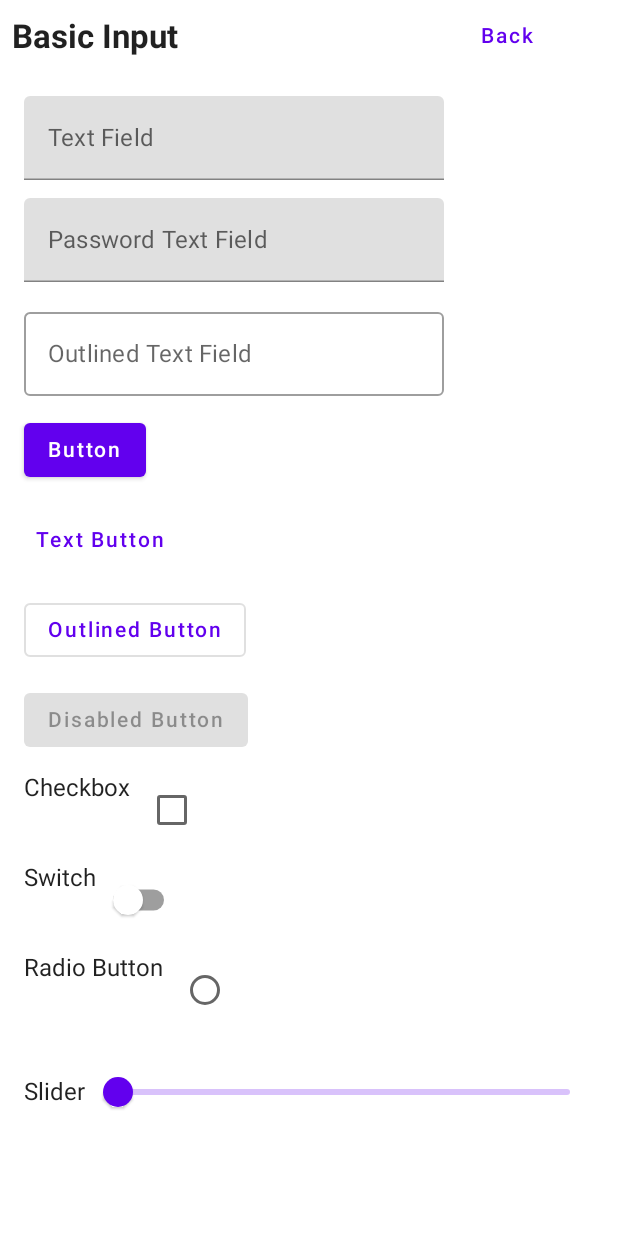
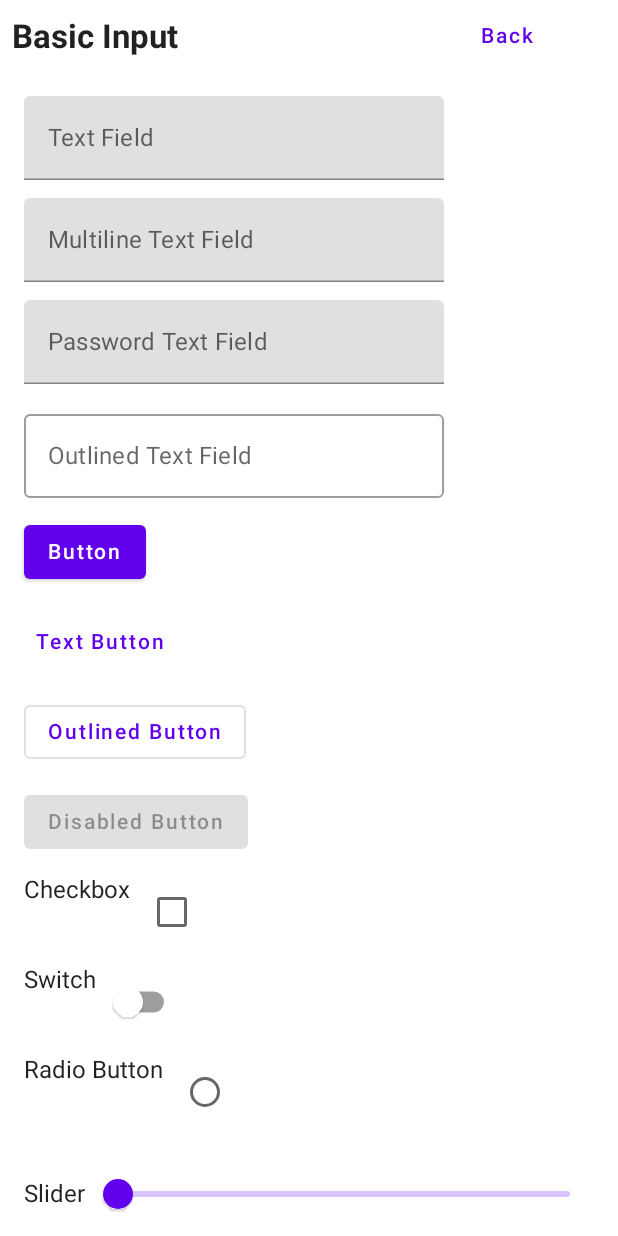
Before and after one commit to tgorkin/ComposeTestApp, an Android app built with Jetpack Compose: the basic_input screen opened through its navigation route, on a phone screen of 412 x 824 dp. Run offline under Robolectric (Android 15) with nearby library versions, the phone set to English and light mode, and no system bars.

Commit message:
Add single line and multiline text fields to basic input screen.

```diff
--- a/app/build.gradle
+++ b/app/build.gradle
@@ -36,7 +36,7 @@ android {
         compose true
     }
     composeOptions {
-        kotlinCompilerExtensionVersion = "1.2.0"
+        kotlinCompilerExtensionVersion = "1.4.4"
     }
     packagingOptions {
         resources {
--- a/app/src/main/java/com/tgorkin/composetestapp/MainActivity.kt
+++ b/app/src/main/java/com/tgorkin/composetestapp/MainActivity.kt
@@ -19,7 +19,6 @@ import android.app.TimePickerDialog
 import android.os.Bundle
 import androidx.activity.ComponentActivity
 import androidx.activity.compose.setContent
-import androidx.compose.foundation.clickable
 import androidx.compose.foundation.layout.*
 import androidx.compose.foundation.lazy.LazyColumn
 import androidx.compose.foundation.lazy.grid.GridCells
@@ -183,7 +182,17 @@ fun BasicInputScreen(navController: NavController? = null) {
                     TextField(
                         value = text,
                         onValueChange = { text = it },
-                        label = { Text("Text Field") }
+                        label = { Text("Text Field") },
+                        singleLine = true
+                    )
+                }
+                item {
+                    var text by remember { mutableStateOf("") }
+                    TextField(
+                        value = text,
+                        onValueChange = { text = it },
+                        label = { Text("Multiline Text Field") },
+                        maxLines = 3
                     )
                 }
                 item {
--- a/build.gradle
+++ b/build.gradle
@@ -9,7 +9,7 @@ buildscript {
     }
     dependencies {
         classpath 'com.android.tools.build:gradle:7.4.2'
-        classpath "org.jetbrains.kotlin:kotlin-gradle-plugin:1.8.0"
+        classpath "org.jetbrains.kotlin:kotlin-gradle-plugin:1.8.10"
 
         // NOTE: Do not place your application dependencies here; they belong
         // in the individual module build.gradle files
```
